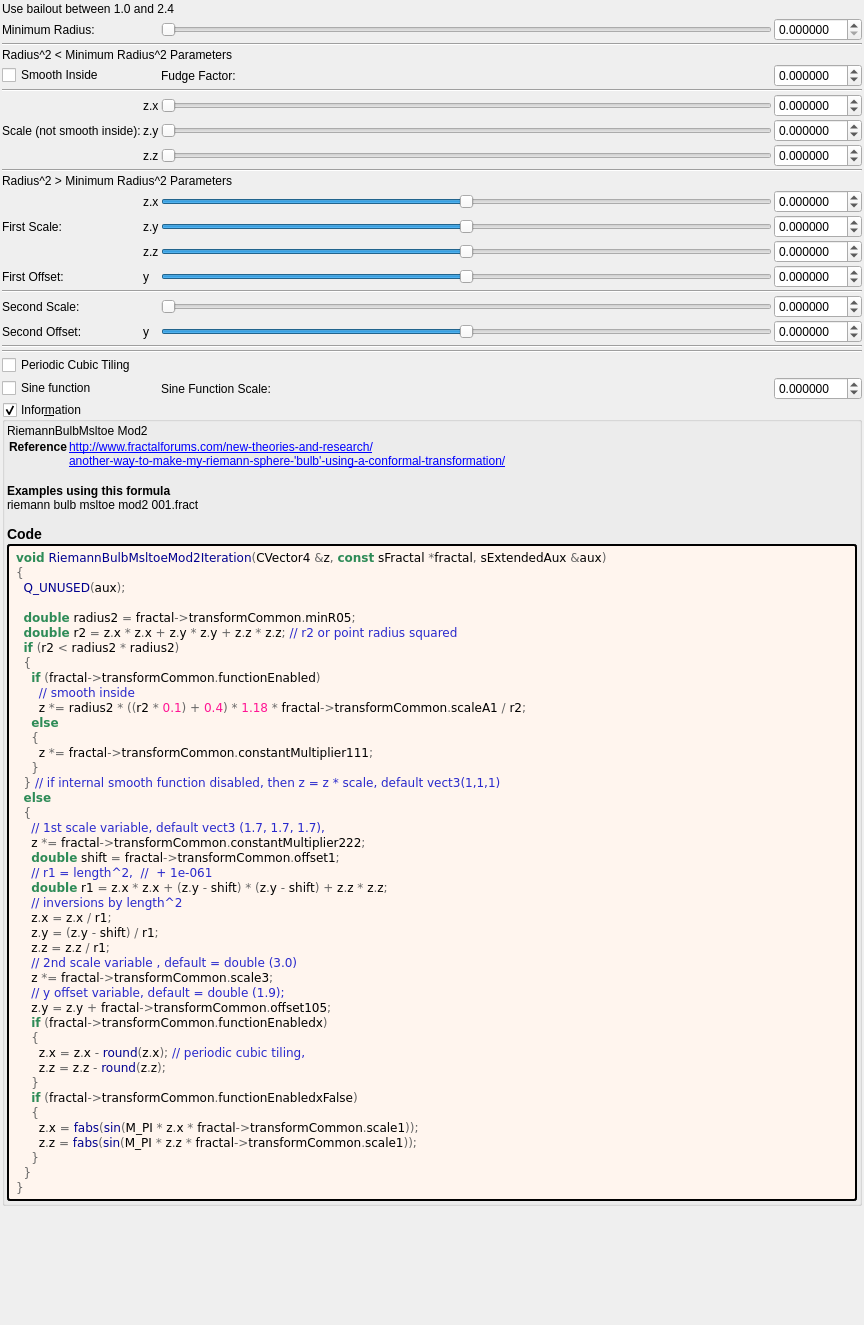
Old version of the form mandelbulber2/formula/ui/fractal_riemann_bulb_msltoe_mod2.ui in the repository buddhi1980/mandelbulber2.
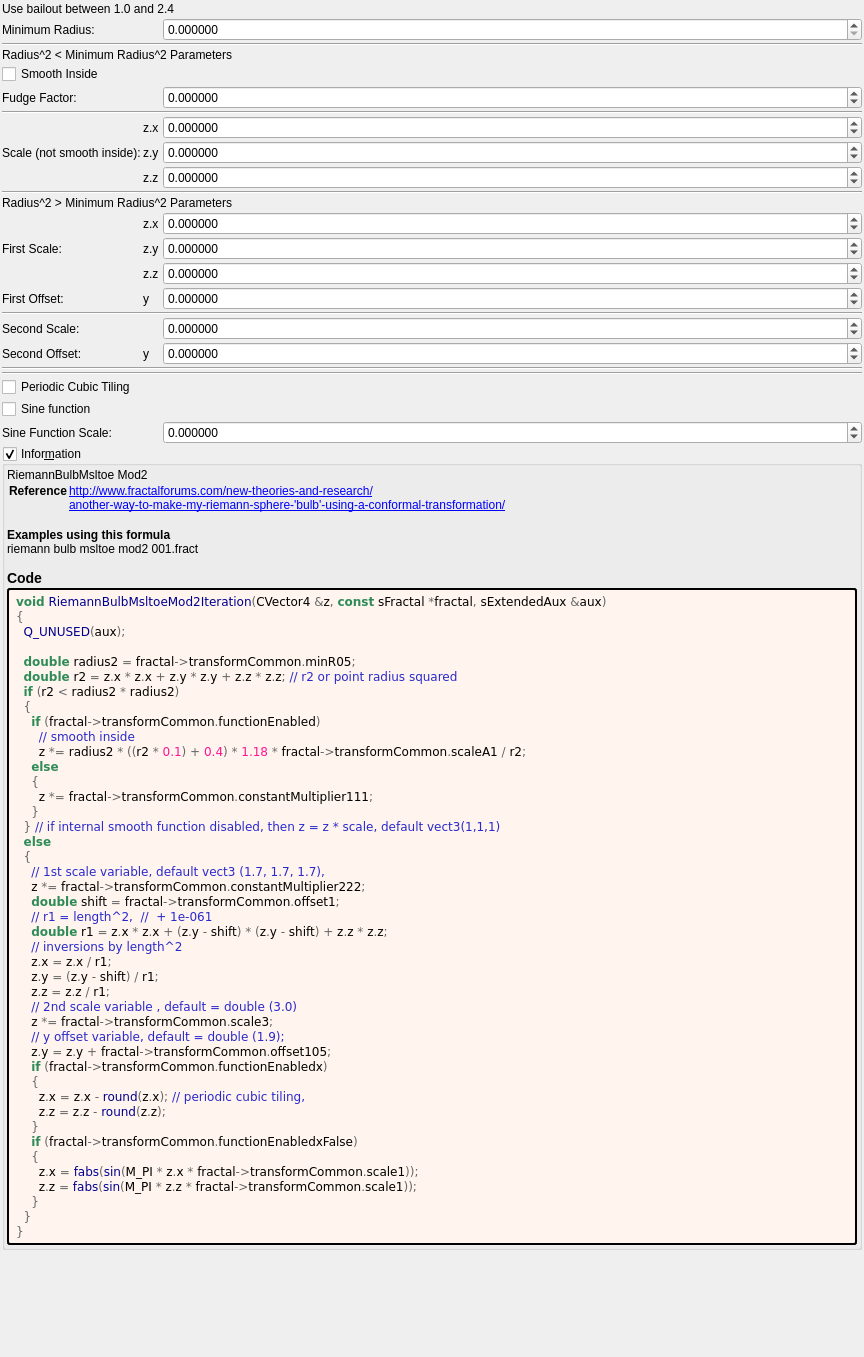
New version of the form. Custom widgets are drawn as their Qt base class.

Diff of the .ui file:
```diff
--- a/mandelbulber2/formula/ui/fractal_riemann_bulb_msltoe_mod2.ui
+++ b/mandelbulber2/formula/ui/fractal_riemann_bulb_msltoe_mod2.ui
@@ -7,7 +7,7 @@
     <x>0</x>
     <y>0</y>
     <width>864</width>
-    <height>1325</height>
+    <height>1357</height>
    </rect>
   </property>
   <property name="windowTitle">
@@ -37,215 +37,25 @@
     </widget>
    </item>
    <item>
-    <layout class="QGridLayout" name="gridLayout_63">
+    <layout class="QGridLayout" name="gridLayout_63" columnstretch="0,0,0,0,1">
      <property name="spacing">
       <number>2</number>
      </property>
-     <item row="17" column="1" colspan="4">
-      <widget class="Line" name="line_57">
-       <property name="orientation">
-        <enum>Qt::Horizontal</enum>
-       </property>
-      </widget>
-     </item>
-     <item row="10" column="3">
-      <widget class="QSlider" name="slider3_transf_constant_multiplier_222_x">
-       <property name="sizePolicy">
-        <sizepolicy hsizetype="Expanding" vsizetype="Maximum">
-         <horstretch>0</horstretch>
-         <verstretch>0</verstretch>
-        </sizepolicy>
-       </property>
-       <property name="minimum">
-        <number>-10000000</number>
-       </property>
-       <property name="maximum">
-        <number>10000000</number>
-       </property>
-       <property name="value">
-        <number>0</number>
-       </property>
-       <property name="sliderPosition">
-        <number>0</number>
-       </property>
-       <property name="orientation">
-        <enum>Qt::Horizontal</enum>
-       </property>
-      </widget>
-     </item>
-     <item row="6" column="2">
-      <widget class="QLabel" name="label_124">
-       <property name="text">
-        <string notr="true">z.y</string>
-       </property>
-      </widget>
-     </item>
-     <item row="5" column="3">
-      <widget class="QSlider" name="slider3_transf_constant_multiplier_111_x">
-       <property name="sizePolicy">
-        <sizepolicy hsizetype="Expanding" vsizetype="Maximum">
-         <horstretch>0</horstretch>
-         <verstretch>0</verstretch>
-        </sizepolicy>
-       </property>
-       <property name="minimum">
-        <number>0</number>
-       </property>
-       <property name="maximum">
-        <number>10000000</number>
-       </property>
-       <property name="value">
-        <number>0</number>
-       </property>
-       <property name="sliderPosition">
-        <number>0</number>
-       </property>
-       <property name="orientation">
-        <enum>Qt::Horizontal</enum>
-       </property>
-      </widget>
-     </item>
-     <item row="0" column="4">
-      <widget class="MyDoubleSpinBox" name="spinbox_transf_minimum_radius_05">
-       <property name="sizePolicy">
-        <sizepolicy hsizetype="Minimum" vsizetype="Maximum">
-         <horstretch>0</horstretch>
-         <verstretch>0</verstretch>
-        </sizepolicy>
-       </property>
-       <property name="prefix">
-        <string/>
-       </property>
-       <property name="suffix">
-        <string/>
-       </property>
-       <property name="decimals">
-        <number>6</number>
-       </property>
-       <property name="minimum">
-        <double>0.000000000000000</double>
-       </property>
-       <property name="maximum">
-        <double>10.000000000000000</double>
-       </property>
-       <property name="singleStep">
-        <double>0.100000000000000</double>
-       </property>
-      </widget>
-     </item>
-     <item row="20" column="3">
-      <widget class="QLabel" name="label_115">
-       <property name="text">
-        <string>Sine Function Scale:</string>
-       </property>
-      </widget>
-     </item>
-     <item row="19" column="1">
-      <widget class="QCheckBox" name="checkBox_transf_function_enabledx">
-       <property name="text">
-        <string>Periodic Cubic Tiling</string>
-       </property>
-      </widget>
-     </item>
-     <item row="11" column="4">
-      <widget class="MyDoubleSpinBox" name="spinbox3_transf_constant_multiplier_222_y">
-       <property name="sizePolicy">
-        <sizepolicy hsizetype="Minimum" vsizetype="Maximum">
-         <horstretch>0</horstretch>
-         <verstretch>0</verstretch>
-        </sizepolicy>
-       </property>
-       <property name="prefix">
-        <string/>
-       </property>
-       <property name="suffix">
-        <string/>
-       </property>
-       <property name="decimals">
-        <number>6</number>
-       </property>
-       <property name="minimum">
-        <double>-99.989999999999995</double>
-       </property>
-       <property name="maximum">
-        <double>99.989999999999995</double>
-       </property>
-       <property name="singleStep">
-        <double>0.100000000000000</double>
-       </property>
-      </widget>
-     </item>
-     <item row="12" column="2">
-      <widget class="QLabel" name="label_111">
-       <property name="text">
-        <string notr="true">z.z</string>
-       </property>
-      </widget>
-     </item>
-     <item row="10" column="4">
-      <widget class="MyDoubleSpinBox" name="spinbox3_transf_constant_multiplier_222_x">
-       <property name="sizePolicy">
-        <sizepolicy hsizetype="Minimum" vsizetype="Maximum">
-         <horstretch>0</horstretch>
-         <verstretch>0</verstretch>
-        </sizepolicy>
-       </property>
-       <property name="prefix">
-        <string/>
-       </property>
-       <property name="suffix">
-        <string/>
-       </property>
-       <property name="decimals">
-        <number>6</number>
-       </property>
-       <property name="minimum">
-        <double>-99.989999999999995</double>
-       </property>
-       <property name="maximum">
-        <double>99.989999999999995</double>
-       </property>
-       <property name="singleStep">
-        <double>0.100000000000000</double>
-       </property>
-      </widget>
-     </item>
-     <item row="20" column="4">
-      <widget class="MyDoubleSpinBox" name="spinbox_transf_scale_1">
-       <property name="sizePolicy">
-        <sizepolicy hsizetype="Minimum" vsizetype="Maximum">
-         <horstretch>0</horstretch>
-         <verstretch>0</verstretch>
-        </sizepolicy>
-       </property>
-       <property name="prefix">
-        <string/>
-       </property>
-       <property name="suffix">
-        <string/>
-       </property>
-       <property name="decimals">
-        <number>6</number>
-       </property>
-       <property name="minimum">
-        <double>-99.989999999999995</double>
-       </property>
-       <property name="maximum">
-        <double>99.989999999999995</double>
-       </property>
-       <property name="singleStep">
-        <double>0.100000000000000</double>
-       </property>
-      </widget>
-     </item>
-     <item row="7" column="2">
+     <item row="8" column="2">
       <widget class="QLabel" name="label_125">
        <property name="text">
         <string notr="true">z.z</string>
        </property>
       </widget>
      </item>
-     <item row="7" column="4">
+     <item row="13" column="2">
+      <widget class="QLabel" name="label_111">
+       <property name="text">
+        <string notr="true">z.z</string>
+       </property>
+      </widget>
+     </item>
+     <item row="8" column="4">
       <widget class="MyDoubleSpinBox" name="spinbox3_transf_constant_multiplier_111_z">
        <property name="sizePolicy">
         <sizepolicy hsizetype="Minimum" vsizetype="Maximum">
@@ -273,48 +83,6 @@
        </property>
       </widget>
      </item>
-     <item row="14" column="1" colspan="4">
-      <widget class="Line" name="line_53">
-       <property name="orientation">
-        <enum>Qt::Horizontal</enum>
-       </property>
-      </widget>
-     </item>
-     <item row="20" column="1">
-      <widget class="QCheckBox" name="checkBox_transf_function_enabledx_false">
-       <property name="text">
-        <string>Sine function</string>
-       </property>
-      </widget>
-     </item>
-     <item row="15" column="4">
-      <widget class="MyDoubleSpinBox" name="spinbox_transf_scale_3">
-       <property name="sizePolicy">
-        <sizepolicy hsizetype="Minimum" vsizetype="Maximum">
-         <horstretch>0</horstretch>
-         <verstretch>0</verstretch>
-        </sizepolicy>
-       </property>
-       <property name="prefix">
-        <string/>
-       </property>
-       <property name="suffix">
-        <string/>
-       </property>
-       <property name="decimals">
-        <number>6</number>
-       </property>
-       <property name="minimum">
-        <double>-99.989999999999995</double>
-       </property>
-       <property name="maximum">
-        <double>99.989999999999995</double>
-       </property>
-       <property name="singleStep">
-        <double>0.100000000000000</double>
-       </property>
-      </widget>
-     </item>
      <item row="2" column="1" colspan="4">
       <widget class="QLabel" name="label_127">
        <property name="text">
@@ -322,21 +90,245 @@
        </property>
       </widget>
      </item>
-     <item row="16" column="2">
+     <item row="4" column="1">
+      <widget class="QLabel" name="label_123">
+       <property name="text">
+        <string>Fudge Factor:</string>
+       </property>
+      </widget>
+     </item>
+     <item row="19" column="1" colspan="4">
+      <widget class="Line" name="line_56">
+       <property name="orientation">
+        <enum>Qt::Horizontal</enum>
+       </property>
+      </widget>
+     </item>
+     <item row="13" column="4">
+      <widget class="MyDoubleSpinBox" name="spinbox3_transf_constant_multiplier_222_z">
+       <property name="sizePolicy">
+        <sizepolicy hsizetype="Minimum" vsizetype="Maximum">
+         <horstretch>0</horstretch>
+         <verstretch>0</verstretch>
+        </sizepolicy>
+       </property>
+       <property name="prefix">
+        <string/>
+       </property>
+       <property name="suffix">
+        <string/>
+       </property>
+       <property name="decimals">
+        <number>6</number>
+       </property>
+       <property name="minimum">
+        <double>-99.989999999999995</double>
+       </property>
+       <property name="maximum">
+        <double>99.989999999999995</double>
+       </property>
+       <property name="singleStep">
+        <double>0.100000000000000</double>
+       </property>
+      </widget>
+     </item>
+     <item row="11" column="2">
+      <widget class="QLabel" name="label_109">
+       <property name="text">
+        <string notr="true">z.x</string>
+       </property>
+      </widget>
+     </item>
+     <item row="14" column="2">
+      <widget class="QLabel" name="label_113">
+       <property name="text">
+        <string notr="true">y</string>
+       </property>
+      </widget>
+     </item>
+     <item row="3" column="1">
+      <widget class="QCheckBox" name="checkBox_transf_function_enabled">
+       <property name="text">
+        <string>Smooth Inside</string>
+       </property>
+      </widget>
+     </item>
+     <item row="17" column="1">
+      <widget class="QLabel" name="label_257">
+       <property name="text">
+        <string>Second Offset:</string>
+       </property>
+      </widget>
+     </item>
+     <item row="12" column="4">
+      <widget class="MyDoubleSpinBox" name="spinbox3_transf_constant_multiplier_222_y">
+       <property name="sizePolicy">
+        <sizepolicy hsizetype="Minimum" vsizetype="Maximum">
+         <horstretch>0</horstretch>
+         <verstretch>0</verstretch>
+        </sizepolicy>
+       </property>
+       <property name="prefix">
+        <string/>
+       </property>
+       <property name="suffix">
+        <string/>
+       </property>
+       <property name="decimals">
+        <number>6</number>
+       </property>
+       <property name="minimum">
+        <double>-99.989999999999995</double>
+       </property>
+       <property name="maximum">
+        <double>99.989999999999995</double>
+       </property>
+       <property name="singleStep">
+        <double>0.100000000000000</double>
+       </property>
+      </widget>
+     </item>
+     <item row="15" column="1" colspan="4">
+      <widget class="Line" name="line_53">
+       <property name="orientation">
+        <enum>Qt::Horizontal</enum>
+       </property>
+      </widget>
+     </item>
+     <item row="6" column="4">
+      <widget class="MyDoubleSpinBox" name="spinbox3_transf_constant_multiplier_111_x">
+       <property name="sizePolicy">
+        <sizepolicy hsizetype="Minimum" vsizetype="Maximum">
+         <horstretch>0</horstretch>
+         <verstretch>0</verstretch>
+        </sizepolicy>
+       </property>
+       <property name="prefix">
+        <string/>
+       </property>
+       <property name="suffix">
+        <string/>
+       </property>
+       <property name="decimals">
+        <number>6</number>
+       </property>
+       <property name="minimum">
+        <double>-99.989999999999995</double>
+       </property>
+       <property name="maximum">
+        <double>99.989999999999995</double>
+       </property>
+       <property name="singleStep">
+        <double>0.100000000000000</double>
+       </property>
+      </widget>
+     </item>
+     <item row="20" column="1">
+      <widget class="QCheckBox" name="checkBox_transf_function_enabledx">
+       <property name="text">
+        <string>Periodic Cubic Tiling</string>
+       </property>
+      </widget>
+     </item>
+     <item row="7" column="4">
+      <widget class="MyDoubleSpinBox" name="spinbox3_transf_constant_multiplier_111_y">
+       <property name="sizePolicy">
+        <sizepolicy hsizetype="Minimum" vsizetype="Maximum">
+         <horstretch>0</horstretch>
+         <verstretch>0</verstretch>
+        </sizepolicy>
+       </property>
+       <property name="prefix">
+        <string/>
+       </property>
+       <property name="suffix">
+        <string/>
+       </property>
+       <property name="decimals">
+        <number>6</number>
+       </property>
+       <property name="minimum">
+        <double>-99.989999999999995</double>
+       </property>
+       <property name="maximum">
+        <double>99.989999999999995</double>
+       </property>
+       <property name="singleStep">
+        <double>0.100000000000000</double>
+       </property>
+      </widget>
+     </item>
+     <item row="17" column="2">
       <widget class="QLabel" name="label_114">
        <property name="text">
         <string notr="true">y</string>
        </property>
       </widget>
      </item>
-     <item row="6" column="1">
+     <item row="12" column="2">
+      <widget class="QLabel" name="label_110">
+       <property name="text">
+        <string notr="true">z.y</string>
+       </property>
+      </widget>
+     </item>
+     <item row="7" column="2">
+      <widget class="QLabel" name="label_124">
+       <property name="text">
+        <string notr="true">z.y</string>
+       </property>
+      </widget>
+     </item>
+     <item row="7" column="1">
       <widget class="QLabel" name="label_126">
        <property name="text">
         <string>Scale (not smooth inside):</string>
        </property>
       </widget>
      </item>
+     <item row="1" column="1" colspan="4">
+      <widget class="Line" name="line_54">
+       <property name="orientation">
+        <enum>Qt::Horizontal</enum>
+       </property>
+      </widget>
+     </item>
+     <item row="0" column="1">
+      <widget class="QLabel" name="label_253">
+       <property name="text">
+        <string>Minimum Radius:</string>
+       </property>
+      </widget>
+     </item>
      <item row="16" column="4">
+      <widget class="MyDoubleSpinBox" name="spinbox_transf_scale_3">
+       <property name="sizePolicy">
+        <sizepolicy hsizetype="Minimum" vsizetype="Maximum">
+         <horstretch>0</horstretch>
+         <verstretch>0</verstretch>
+        </sizepolicy>
+       </property>
+       <property name="prefix">
+        <string/>
+       </property>
+       <property name="suffix">
+        <string/>
+       </property>
+       <property name="decimals">
+        <number>6</number>
+       </property>
+       <property name="minimum">
+        <double>-99.989999999999995</double>
+       </property>
+       <property name="maximum">
+        <double>99.989999999999995</double>
+       </property>
+       <property name="singleStep">
+        <double>0.100000000000000</double>
+       </property>
+      </widget>
+     </item>
+     <item row="17" column="4">
       <widget class="MyDoubleSpinBox" name="spinbox_transf_offset_105">
        <property name="sizePolicy">
         <sizepolicy hsizetype="Minimum" vsizetype="Maximum">
@@ -364,172 +356,120 @@
        </property>
       </widget>
      </item>
-     <item row="6" column="4">
-      <widget class="MyDoubleSpinBox" name="spinbox3_transf_constant_multiplier_111_y">
-       <property name="sizePolicy">
-        <sizepolicy hsizetype="Minimum" vsizetype="Maximum">
-         <horstretch>0</horstretch>
-         <verstretch>0</verstretch>
-        </sizepolicy>
-       </property>
-       <property name="prefix">
-        <string/>
-       </property>
-       <property name="suffix">
-        <string/>
-       </property>
-       <property name="decimals">
-        <number>6</number>
-       </property>
-       <property name="minimum">
-        <double>-99.989999999999995</double>
-       </property>
-       <property name="maximum">
-        <double>99.989999999999995</double>
-       </property>
-       <property name="singleStep">
-        <double>0.100000000000000</double>
-       </property>
-      </widget>
-     </item>
-     <item row="4" column="1" colspan="4">
-      <widget class="Line" name="line_59">
-       <property name="orientation">
-        <enum>Qt::Horizontal</enum>
-       </property>
-      </widget>
-     </item>
-     <item row="16" column="1">
-      <widget class="QLabel" name="label_257">
-       <property name="text">
-        <string>Second Offset:</string>
-       </property>
-      </widget>
-     </item>
-     <item row="13" column="3">
-      <widget class="QSlider" name="slider_transf_offset_1">
-       <property name="sizePolicy">
-        <sizepolicy hsizetype="Expanding" vsizetype="Maximum">
-         <horstretch>0</horstretch>
-         <verstretch>0</verstretch>
-        </sizepolicy>
-       </property>
-       <property name="minimum">
-        <number>-5000000</number>
-       </property>
-       <property name="maximum">
-        <number>5000000</number>
-       </property>
-       <property name="singleStep">
-        <number>1</number>
-       </property>
-       <property name="orientation">
-        <enum>Qt::Horizontal</enum>
-       </property>
-      </widget>
-     </item>
-     <item row="12" column="3">
-      <widget class="QSlider" name="slider3_transf_constant_multiplier_222_z">
-       <property name="sizePolicy">
-        <sizepolicy hsizetype="Expanding" vsizetype="Maximum">
-         <horstretch>0</horstretch>
-         <verstretch>0</verstretch>
-        </sizepolicy>
-       </property>
-       <property name="minimum">
-        <number>-10000000</number>
-       </property>
-       <property name="maximum">
-        <number>10000000</number>
-       </property>
-       <property name="value">
-        <number>0</number>
-       </property>
-       <property name="sliderPosition">
-        <number>0</number>
-       </property>
-       <property name="orientation">
-        <enum>Qt::Horizontal</enum>
-       </property>
-      </widget>
-     </item>
-     <item row="11" column="3">
-      <widget class="QSlider" name="slider3_transf_constant_multiplier_222_y">
-       <property name="sizePolicy">
-        <sizepolicy hsizetype="Expanding" vsizetype="Maximum">
-         <horstretch>0</horstretch>
-         <verstretch>0</verstretch>
-        </sizepolicy>
-       </property>
-       <property name="minimum">
-        <number>-10000000</number>
-       </property>
-       <property name="maximum">
-        <number>10000000</number>
-       </property>
-       <property name="value">
-        <number>0</number>
-       </property>
-       <property name="sliderPosition">
-        <number>0</number>
-       </property>
-       <property name="orientation">
-        <enum>Qt::Horizontal</enum>
-       </property>
-      </widget>
-     </item>
-     <item row="11" column="2">
-      <widget class="QLabel" name="label_110">
-       <property name="text">
-        <string notr="true">z.y</string>
-       </property>
-      </widget>
-     </item>
-     <item row="15" column="3">
-      <widget class="QSlider" name="slider_transf_scale_3">
-       <property name="sizePolicy">
-        <sizepolicy hsizetype="Expanding" vsizetype="Maximum">
-         <horstretch>0</horstretch>
-         <verstretch>0</verstretch>
-        </sizepolicy>
-       </property>
-       <property name="minimum">
-        <number>0</number>
-       </property>
-       <property name="maximum">
-        <number>10000000</number>
-       </property>
-       <property name="singleStep">
-        <number>1</number>
-       </property>
-       <property name="orientation">
-        <enum>Qt::Horizontal</enum>
-       </property>
-      </widget>
-     </item>
-     <item row="5" column="2">
-      <widget class="QLabel" name="label_112">
-       <property name="text">
-        <string notr="true">z.x</string>
-       </property>
-      </widget>
-     </item>
      <item row="18" column="1" colspan="4">
-      <widget class="Line" name="line_56">
+      <widget class="Line" name="line_57">
        <property name="orientation">
         <enum>Qt::Horizontal</enum>
        </property>
       </widget>
      </item>
-     <item row="15" column="1">
+     <item row="22" column="4">
+      <widget class="MyDoubleSpinBox" name="spinbox_transf_scale_1">
+       <property name="sizePolicy">
+        <sizepolicy hsizetype="Minimum" vsizetype="Maximum">
+         <horstretch>0</horstretch>
+         <verstretch>0</verstretch>
+        </sizepolicy>
+       </property>
+       <property name="prefix">
+        <string/>
+       </property>
+       <property name="suffix">
+        <string/>
+       </property>
+       <property name="decimals">
+        <number>6</number>
+       </property>
+       <property name="minimum">
+        <double>-99.989999999999995</double>
+       </property>
+       <property name="maximum">
+        <double>99.989999999999995</double>
+       </property>
+       <property name="singleStep">
+        <double>0.100000000000000</double>
+       </property>
+      </widget>
+     </item>
+     <item row="4" column="4">
+      <widget class="MyDoubleSpinBox" name="spinbox_transf_scaleA_1">
+       <property name="sizePolicy">
+        <sizepolicy hsizetype="Minimum" vsizetype="Maximum">
+         <horstretch>0</horstretch>
+         <verstretch>0</verstretch>
+        </sizepolicy>
+       </property>
+       <property name="prefix">
+        <string/>
+       </property>
+       <property name="suffix">
+        <string/>
+       </property>
+       <property name="decimals">
+        <number>6</number>
+       </property>
+       <property name="minimum">
+        <double>-99.989999999999995</double>
+       </property>
+       <property name="maximum">
+        <double>99.989999999999995</double>
+       </property>
+       <property name="singleStep">
+        <double>0.100000000000000</double>
+       </property>
+      </widget>
+     </item>
+     <item row="6" column="2">
+      <widget class="QLabel" name="label_112">
+       <property name="text">
+        <string notr="true">z.x</string>
+       </property>
+      </widget>
+     </item>
+     <item row="14" column="4">
+      <widget class="MyDoubleSpinBox" name="spinbox_transf_offset_1">
+       <property name="sizePolicy">
+        <sizepolicy hsizetype="Minimum" vsizetype="Maximum">
+         <horstretch>0</horstretch>
+         <verstretch>0</verstretch>
+        </sizepolicy>
+       </property>
+       <property name="prefix">
+        <string/>
+       </property>
+       <property name="suffix">
+        <string/>
+       </property>
+       <property name="decimals">
+        <number>6</number>
+       </property>
+       <property name="minimum">
+        <double>-99.989999999999995</double>
+       </property>
+       <property name="maximum">
+        <double>99.989999999999995</double>
+       </property>
+       <property name="singleStep">
+        <double>0.100000000000000</double>
+       </property>
+      </widget>
+     </item>
+     <item row="9" column="1" colspan="4">
+      <widget class="Line" name="line_60">
+       <property name="orientation">
+        <enum>Qt::Horizontal</enum>
+       </property>
+      </widget>
+     </item>
+     <item row="16" column="1">
       <widget class="QLabel" name="label_256">
        <property name="text">
         <string>Second Scale:</string>
        </property>
       </widget>
      </item>
-     <item row="12" column="4">
-      <widget class="MyDoubleSpinBox" name="spinbox3_transf_constant_multiplier_222_z">
+     <item row="11" column="4">
+      <widget class="MyDoubleSpinBox" name="spinbox3_transf_constant_multiplier_222_x">
        <property name="sizePolicy">
         <sizepolicy hsizetype="Minimum" vsizetype="Maximum">
          <horstretch>0</horstretch>
@@ -556,29 +496,8 @@
        </property>
       </widget>
      </item>
-     <item row="10" column="2">
-      <widget class="QLabel" name="label_109">
-       <property name="text">
-        <string notr="true">z.x</string>
-       </property>
-      </widget>
-     </item>
-     <item row="8" column="1" colspan="4">
-      <widget class="Line" name="line_60">
-       <property name="orientation">
-        <enum>Qt::Horizontal</enum>
-       </property>
-      </widget>
-     </item>
-     <item row="13" column="2">
-      <widget class="QLabel" name="label_113">
-       <property name="text">
-        <string notr="true">y</string>
-       </property>
-      </widget>
-     </item>
-     <item row="13" column="4">
-      <widget class="MyDoubleSpinBox" name="spinbox_transf_offset_1">
+     <item row="0" column="4">
+      <widget class="MyDoubleSpinBox" name="spinbox_transf_minimum_radius_05">
        <property name="sizePolicy">
         <sizepolicy hsizetype="Minimum" vsizetype="Maximum">
          <horstretch>0</horstretch>
@@ -595,212 +514,55 @@
         <number>6</number>
        </property>
        <property name="minimum">
-        <double>-99.989999999999995</double>
+        <double>0.000000000000000</double>
        </property>
        <property name="maximum">
-        <double>99.989999999999995</double>
+        <double>10.000000000000000</double>
        </property>
        <property name="singleStep">
         <double>0.100000000000000</double>
        </property>
       </widget>
      </item>
-     <item row="3" column="3">
-      <widget class="QLabel" name="label_123">
-       <property name="text">
-        <string>Fudge Factor:</string>
-       </property>
-      </widget>
-     </item>
-     <item row="5" column="4">
-      <widget class="MyDoubleSpinBox" name="spinbox3_transf_constant_multiplier_111_x">
-       <property name="sizePolicy">
-        <sizepolicy hsizetype="Minimum" vsizetype="Maximum">
-         <horstretch>0</horstretch>
-         <verstretch>0</verstretch>
-        </sizepolicy>
-       </property>
-       <property name="prefix">
-        <string/>
-       </property>
-       <property name="suffix">
-        <string/>
-       </property>
-       <property name="decimals">
-        <number>6</number>
-       </property>
-       <property name="minimum">
-        <double>-99.989999999999995</double>
-       </property>
-       <property name="maximum">
-        <double>99.989999999999995</double>
-       </property>
-       <property name="singleStep">
-        <double>0.100000000000000</double>
-       </property>
-      </widget>
-     </item>
-     <item row="13" column="1">
-      <widget class="QLabel" name="label_259">
-       <property name="text">
-        <string>First Offset:</string>
-       </property>
-      </widget>
-     </item>
-     <item row="16" column="3">
-      <widget class="QSlider" name="slider_transf_offset_105">
-       <property name="sizePolicy">
-        <sizepolicy hsizetype="Expanding" vsizetype="Maximum">
-         <horstretch>0</horstretch>
-         <verstretch>0</verstretch>
-        </sizepolicy>
-       </property>
-       <property name="minimum">
-        <number>-5000000</number>
-       </property>
-       <property name="maximum">
-        <number>5000000</number>
-       </property>
-       <property name="singleStep">
-        <number>1</number>
-       </property>
-       <property name="orientation">
-        <enum>Qt::Horizontal</enum>
-       </property>
-      </widget>
-     </item>
-     <item row="11" column="1">
+     <item row="12" column="1">
       <widget class="QLabel" name="label_108">
        <property name="text">
         <string>First Scale:</string>
        </property>
       </widget>
      </item>
-     <item row="9" column="1" colspan="4">
+     <item row="10" column="1" colspan="4">
       <widget class="QLabel" name="label_128">
        <property name="text">
         <string>Radius^2 &gt; Minimum Radius^2 Parameters</string>
        </property>
       </widget>
      </item>
-     <item row="7" column="3">
-      <widget class="QSlider" name="slider3_transf_constant_multiplier_111_z">
-       <property name="sizePolicy">
-        <sizepolicy hsizetype="Expanding" vsizetype="Maximum">
-         <horstretch>0</horstretch>
-         <verstretch>0</verstretch>
-        </sizepolicy>
-       </property>
-       <property name="minimum">
-        <number>0</number>
-       </property>
-       <property name="maximum">
-        <number>10000000</number>
-       </property>
-       <property name="value">
-        <number>0</number>
-       </property>
-       <property name="sliderPosition">
-        <number>0</number>
-       </property>
+     <item row="5" column="1" colspan="4">
+      <widget class="Line" name="line_59">
        <property name="orientation">
         <enum>Qt::Horizontal</enum>
        </property>
       </widget>
      </item>
-     <item row="1" column="1" colspan="4">
-      <widget class="Line" name="line_54">
-       <property name="orientation">
-        <enum>Qt::Horizontal</enum>
+     <item row="14" column="1">
+      <widget class="QLabel" name="label_259">
+       <property name="text">
+        <string>First Offset:</string>
        </property>
       </widget>
      </item>
-     <item row="0" column="1">
-      <widget class="QLabel" name="label_253">
+     <item row="21" column="1">
+      <widget class="QCheckBox" name="checkBox_transf_function_enabledx_false">
        <property name="text">
-        <string>Minimum Radius:</string>
+        <string>Sine function</string>
        </property>
       </widget>
      </item>
-     <item row="3" column="4">
-      <widget class="MyDoubleSpinBox" name="spinbox_transf_scaleA_1">
-       <property name="sizePolicy">
-        <sizepolicy hsizetype="Minimum" vsizetype="Maximum">
-         <horstretch>0</horstretch>
-         <verstretch>0</verstretch>
-        </sizepolicy>
-       </property>
-       <property name="prefix">
-        <string/>
-       </property>
-       <property name="suffix">
-        <string/>
-       </property>
-       <property name="decimals">
-        <number>6</number>
-       </property>
-       <property name="minimum">
-        <double>-99.989999999999995</double>
-       </property>
-       <property name="maximum">
-        <double>99.989999999999995</double>
-       </property>
-       <property name="singleStep">
-        <double>0.100000000000000</double>
-       </property>
-      </widget>
-     </item>
-     <item row="0" column="3">
-      <widget class="QSlider" name="slider_transf_minimum_radius_05">
-       <property name="sizePolicy">
-        <sizepolicy hsizetype="Preferred" vsizetype="Preferred">
-         <horstretch>0</horstretch>
-         <verstretch>0</verstretch>
-        </sizepolicy>
-       </property>
-       <property name="minimum">
-        <number>0</number>
-       </property>
-       <property name="maximum">
-        <number>500000</number>
-       </property>
-       <property name="singleStep">
-        <number>1</number>
-       </property>
-       <property name="orientation">
-        <enum>Qt::Horizontal</enum>
-       </property>
-      </widget>
-     </item>
-     <item row="6" column="3">
-      <widget class="QSlider" name="slider3_transf_constant_multiplier_111_y">
-       <property name="sizePolicy">
-        <sizepolicy hsizetype="Expanding" vsizetype="Maximum">
-         <horstretch>0</horstretch>
-         <verstretch>0</verstretch>
-        </sizepolicy>
-       </property>
-       <property name="minimum">
-        <number>0</number>
-       </property>
-       <property name="maximum">
-        <number>10000000</number>
-       </property>
-       <property name="value">
-        <number>0</number>
-       </property>
-       <property name="sliderPosition">
-        <number>0</number>
-       </property>
-       <property name="orientation">
-        <enum>Qt::Horizontal</enum>
-       </property>
-      </widget>
-     </item>
-     <item row="3" column="1">
-      <widget class="QCheckBox" name="checkBox_transf_function_enabled">
+     <item row="22" column="1">
+      <widget class="QLabel" name="label_115">
        <property name="text">
-        <string>Smooth Inside</string>
+        <string>Sine Function Scale:</string>
        </property>
       </widget>
      </item>
@@ -937,17 +699,17 @@
   </layout>
  </widget>
  <customwidgets>
-  <customwidget>
-   <class>MyDoubleSpinBox</class>
-   <extends>QDoubleSpinBox</extends>
-   <header>my_double_spin_box.h</header>
-  </customwidget>
   <customwidget>
    <class>MyGroupBox</class>
    <extends>QGroupBox</extends>
    <header>my_group_box.h</header>
    <container>1</container>
   </customwidget>
+  <customwidget>
+   <class>MyDoubleSpinBox</class>
+   <extends>QDoubleSpinBox</extends>
+   <header>my_double_spin_box.h</header>
+  </customwidget>
  </customwidgets>
  <tabstops>
   <tabstop>slider_transf_minimum_radius_05</tabstop>
```
Left out of the diff: 14 changed lines with no effect on the pictures.
